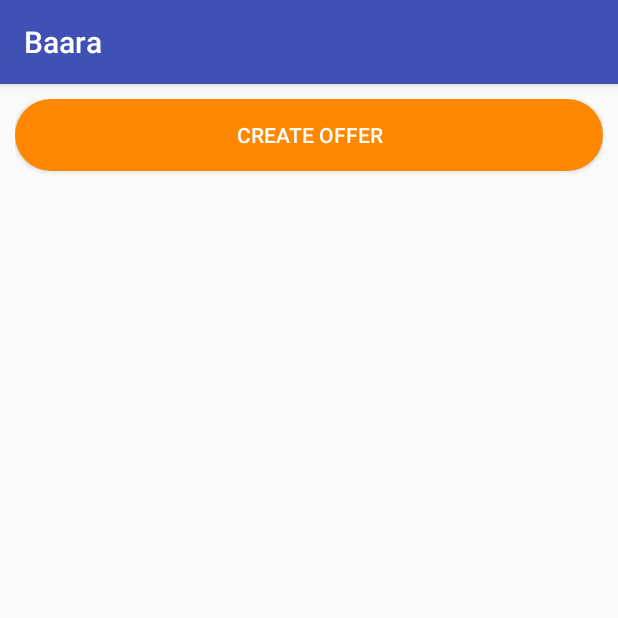
After one commit to absicamara/baara_App, an Android app: the MyofferActivity screen opened directly, with no data from a screen before it, on a phone screen of 412 x 824 dp, the top half of it. The commit adds this screen. Run offline under Robolectric (Android 15) with nearby library versions, the phone set to English and light mode, and no system bars.

Commit message:
create myoffer activity

```diff
--- a/app/src/main/AndroidManifest.xml
+++ b/app/src/main/AndroidManifest.xml
@@ -29,7 +29,8 @@
             android:label="@string/title_activity_home"
             android:theme="@style/AppTheme.NoActionBar" />
         <activity android:name=".SignupActivity" />
-        <activity android:name=".ProfilActivity"></activity>
+        <activity android:name=".ProfilActivity" />
+        <activity android:name=".MyofferActivity"></activity>
     </application>
 
 </manifest>
--- a/app/src/main/java/net/geeksh/baaraapp/HomeActivity.java
+++ b/app/src/main/java/net/geeksh/baaraapp/HomeActivity.java
@@ -124,7 +124,7 @@ public class HomeActivity extends AppCompatActivity
         } else if (id == R.id.notification) {
 
         } else if (id == R.id.my_offers) {
-
+            startActivity(new Intent(getApplicationContext(), MyofferActivity.class));
         } else if (id == R.id.share_app) {
 
         }else  if(id == R.id.my_account) {
--- a/app/src/main/java/net/geeksh/baaraapp/LoginActivity.java
+++ b/app/src/main/java/net/geeksh/baaraapp/LoginActivity.java
@@ -70,7 +70,7 @@ public class LoginActivity extends AppCompatActivity implements View.OnClickList
 
         getSupportActionBar().hide();
 
-//        startActivity(new Intent(getApplicationContext(), HomeActivity.class));
+        startActivity(new Intent(getApplicationContext(), HomeActivity.class));
 
         firebaseAuth = FirebaseAuth.getInstance();
         progressDialog = new ProgressDialog(this);
--- /dev/null
+++ b/app/src/main/java/net/geeksh/baaraapp/MyofferActivity.java
@@ -0,0 +1,13 @@
+package net.geeksh.baaraapp;
+
+import android.support.v7.app.AppCompatActivity;
+import android.os.Bundle;
+
+public class MyofferActivity extends AppCompatActivity {
+
+    @Override
+    protected void onCreate(Bundle savedInstanceState) {
+        super.onCreate(savedInstanceState);
+        setContentView(R.layout.activity_myoffer);
+    }
+}
--- a/app/src/main/java/net/geeksh/baaraapp/Splash.java
+++ b/app/src/main/java/net/geeksh/baaraapp/Splash.java
@@ -20,8 +20,8 @@ public class Splash extends AppCompatActivity {
 
         setContentView(R.layout.activity_splash);
 
-//        startActivity(new Intent(getApplicationContext(), LoginActivity.class));
-//        finish();
+        startActivity(new Intent(getApplicationContext(), LoginActivity.class));
+        finish();
 
         splashVideo = (VideoView) findViewById(R.id.splashVD);
         getSupportActionBar().hide();
--- /dev/null
+++ b/app/src/main/res/layout/activity_myoffer.xml
@@ -0,0 +1,18 @@
+<?xml version="1.0" encoding="utf-8"?>
+<android.support.constraint.ConstraintLayout xmlns:android="http://schemas.android.com/apk/res/android"
+    xmlns:app="http://schemas.android.com/apk/res-auto"
+    xmlns:tools="http://schemas.android.com/tools"
+    android:layout_width="match_parent"
+    android:layout_height="match_parent"
+    android:padding="10dp"
+    tools:context=".MyofferActivity">
+
+    <Button
+        android:id="@+id/buttonCreateOffer"
+        android:layout_width="match_parent"
+        android:layout_height="wrap_content"
+        android:text="@string/create_offer"
+        android:background="@drawable/my_button_orange"
+        android:textColor="#fff"/>
+
+</android.support.constraint.ConstraintLayout>
--- a/app/src/main/res/values/strings.xml
+++ b/app/src/main/res/values/strings.xml
@@ -40,4 +40,5 @@
     <string name="empty_email">Email is empty</string>
     <string name="empty_password">Password is empty</string>
     <string name="profil">Profil</string>
+    <string name="create_offer">CREATE OFFER</string>
 </resources>
```
